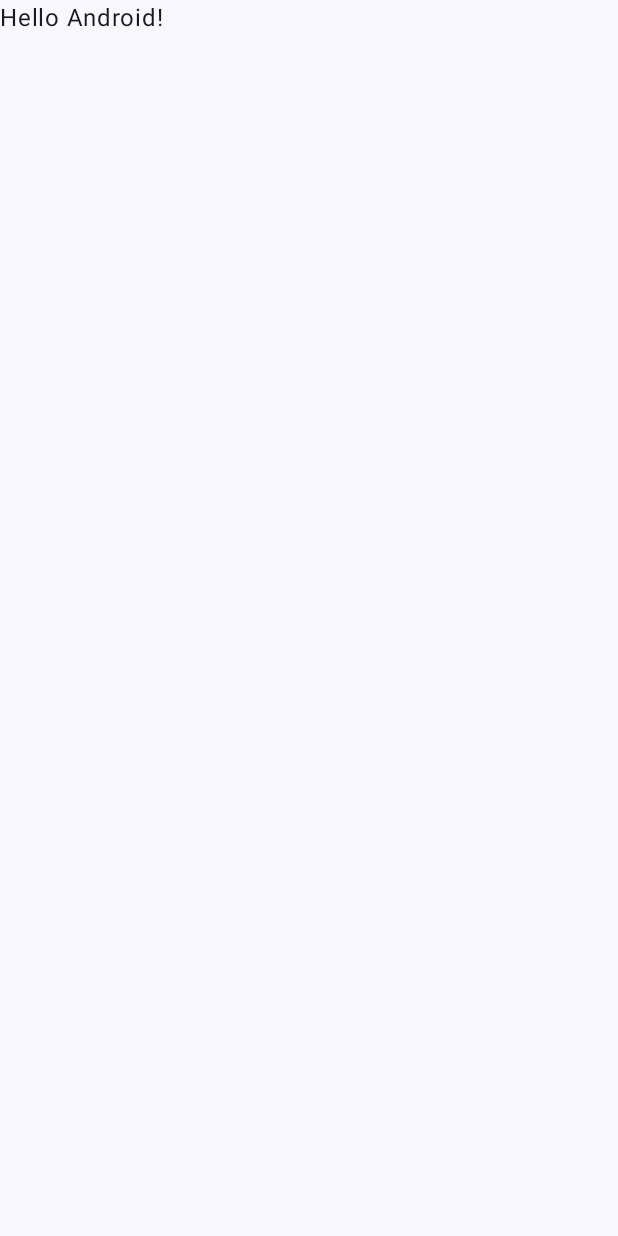
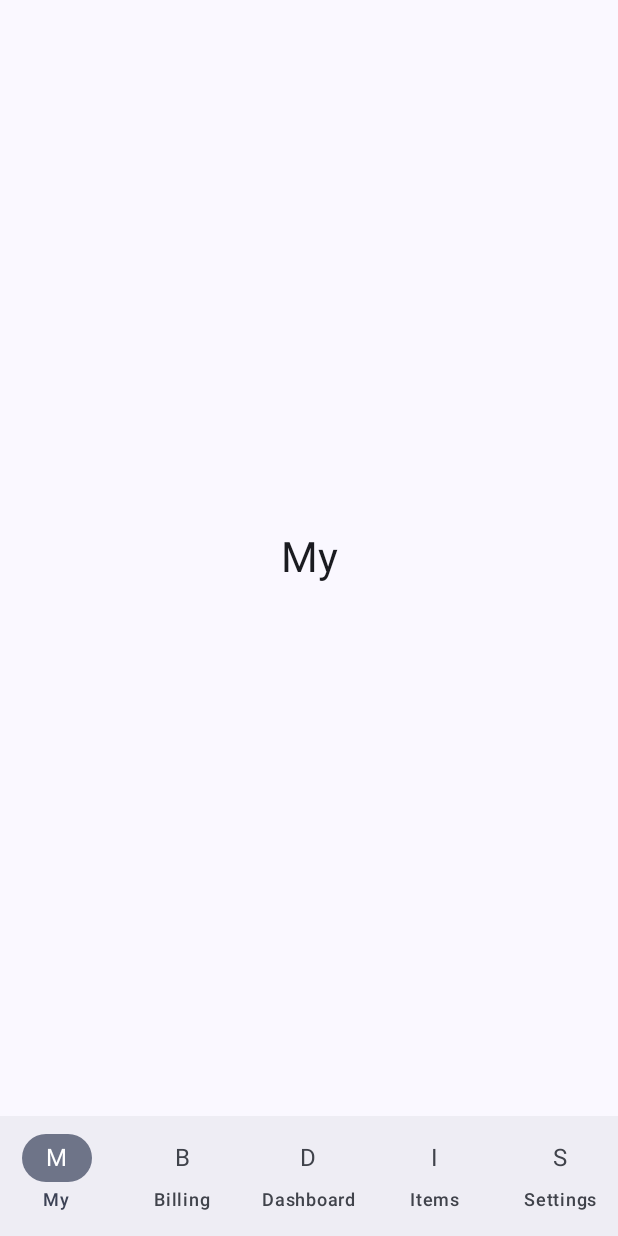
Before and after one commit to njwandroid/NJWKotlinWebHostFlutterModuleNav, an Android app built with Jetpack Compose: the screen it shows after launch (MainActivity), on a phone screen of 412 x 824 dp. Before the commit the screen is almost empty. Run offline under Robolectric (Android 15) with nearby library versions, the phone set to English and light mode, and no system bars.

Commit message:
feat: maestro hello world with tabs and video

```diff
--- a/app/src/main/java/com/neiljaywarner/myflutternavbarapplication/MainActivity.kt
+++ b/app/src/main/java/com/neiljaywarner/myflutternavbarapplication/MainActivity.kt
@@ -4,12 +4,25 @@ import android.os.Bundle
 import androidx.activity.ComponentActivity
 import androidx.activity.compose.setContent
 import androidx.activity.enableEdgeToEdge
+import androidx.compose.foundation.layout.Box
 import androidx.compose.foundation.layout.fillMaxSize
 import androidx.compose.foundation.layout.padding
+import androidx.compose.material3.Icon
+import androidx.compose.material3.MaterialTheme
+import androidx.compose.material3.NavigationBar
+import androidx.compose.material3.NavigationBarItem
 import androidx.compose.material3.Scaffold
+import androidx.compose.material3.Surface
 import androidx.compose.material3.Text
 import androidx.compose.runtime.Composable
+import androidx.compose.runtime.getValue
+import androidx.compose.runtime.mutableStateOf
+import androidx.compose.runtime.remember
+import androidx.compose.runtime.setValue
+import androidx.compose.ui.Alignment
 import androidx.compose.ui.Modifier
+import androidx.compose.ui.graphics.vector.ImageVector
+import androidx.compose.ui.res.vectorResource
 import androidx.compose.ui.tooling.preview.Preview
 import com.neiljaywarner.myflutternavbarapplication.ui.theme.MyFlutterNavBarApplicationTheme
 
@@ -19,29 +32,60 @@ class MainActivity : ComponentActivity() {
         enableEdgeToEdge()
         setContent {
             MyFlutterNavBarApplicationTheme {
-                Scaffold(modifier = Modifier.fillMaxSize()) { innerPadding ->
-                    Greeting(
-                        name = "Android",
-                        modifier = Modifier.padding(innerPadding)
-                    )
-                }
+                MainScreen()
             }
         }
     }
 }
 
+data class BottomNavigationItem(
+    val title: String,
+    val selectedIcon: ImageVector,
+    val unselectedIcon: ImageVector
+)
+
 @Composable
-fun Greeting(name: String, modifier: Modifier = Modifier) {
-    Text(
-        text = "Hello $name!",
-        modifier = modifier
-    )
+fun MainScreen() {
+    var selectedTabIndex by remember { mutableStateOf(0) }
+
+    val tabs = listOf("My", "Billing", "Dashboard", "Items", "Settings")
+
+    Scaffold(
+        bottomBar = {
+            NavigationBar {
+                tabs.forEachIndexed { index, title ->
+                    NavigationBarItem(
+                        selected = selectedTabIndex == index,
+                        onClick = { selectedTabIndex = index },
+                        icon = {
+                            // Use a simple text as icon for simplicity
+                            Text(title.first().toString())
+                        },
+                        label = { Text(title) }
+                    )
+                }
+            }
+        }
+    ) { innerPadding ->
+        // Display different content based on selected tab
+        Box(
+            modifier = Modifier
+                .fillMaxSize()
+                .padding(innerPadding),
+            contentAlignment = Alignment.Center
+        ) {
+            Text(
+                text = tabs[selectedTabIndex],
+                style = MaterialTheme.typography.headlineMedium
+            )
+        }
+    }
 }
 
 @Preview(showBackground = true)
 @Composable
-fun GreetingPreview() {
+fun MainScreenPreview() {
     MyFlutterNavBarApplicationTheme {
-        Greeting("Android")
+        MainScreen()
     }
 }
```
Also changed, not shown: 8 other files.
